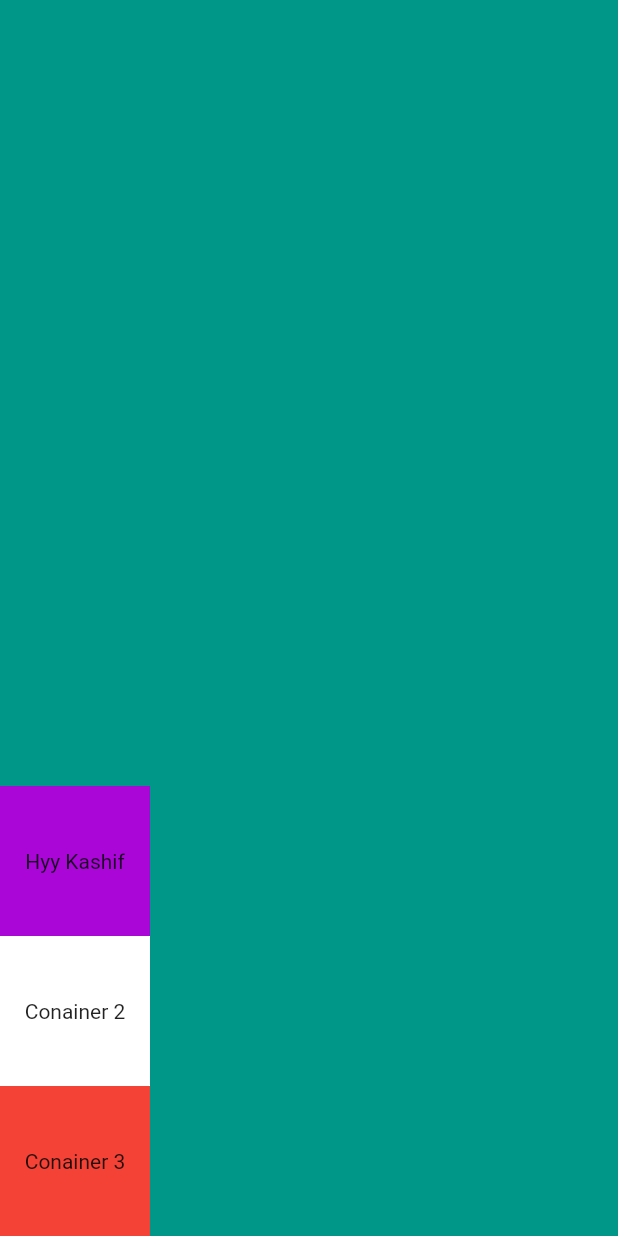
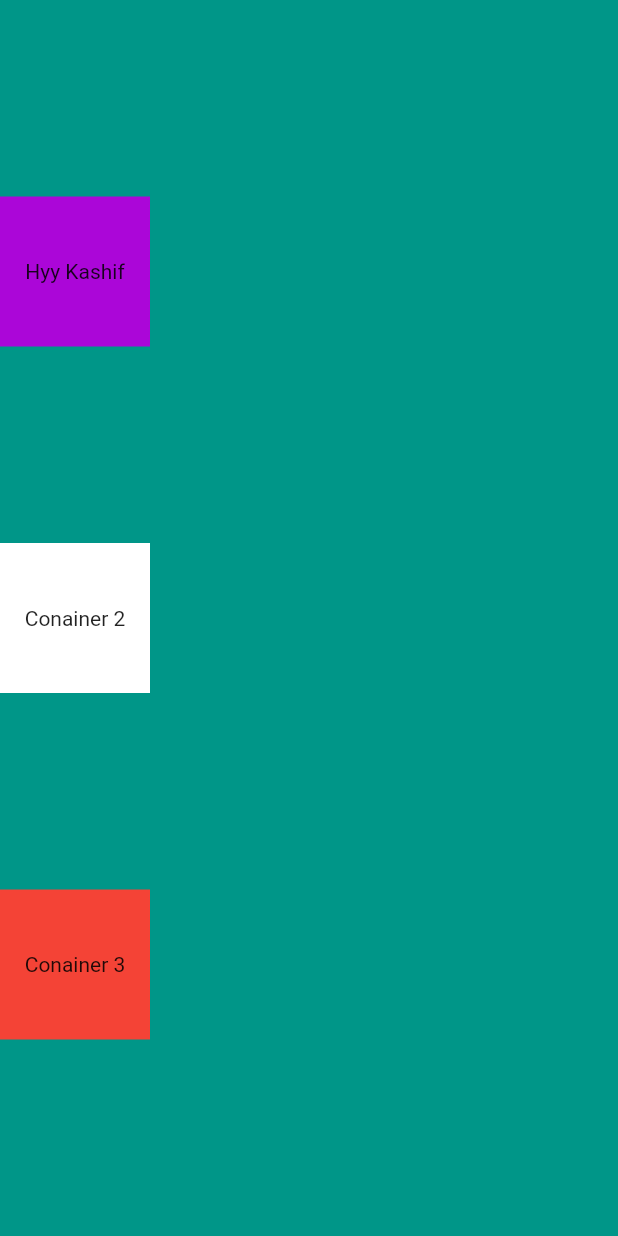
Before and after one commit to HEYKASHIF/quizApp, a Flutter app: the bootCamp screen opened directly, on a phone screen of 412 x 824 dp. Run offline on Flutter 3.47's test engine with Material 2 defaults, Android fonts, the phone set to English and light mode, and no system bars.

Commit message:
"16-may commit7"

```diff
--- a/lib/bootcamp.dart
+++ b/lib/bootcamp.dart
@@ -11,7 +11,7 @@ class bootCamp extends StatelessWidget {
           child: Column(
         // mainAxisSize: MainAxisSize.min,
         // verticalDirection: VerticalDirection.up,
-        mainAxisAlignment: MainAxisAlignment.end,
+        mainAxisAlignment: MainAxisAlignment.spaceEvenly,
         children: [
           Container(
             height: 100,
```
